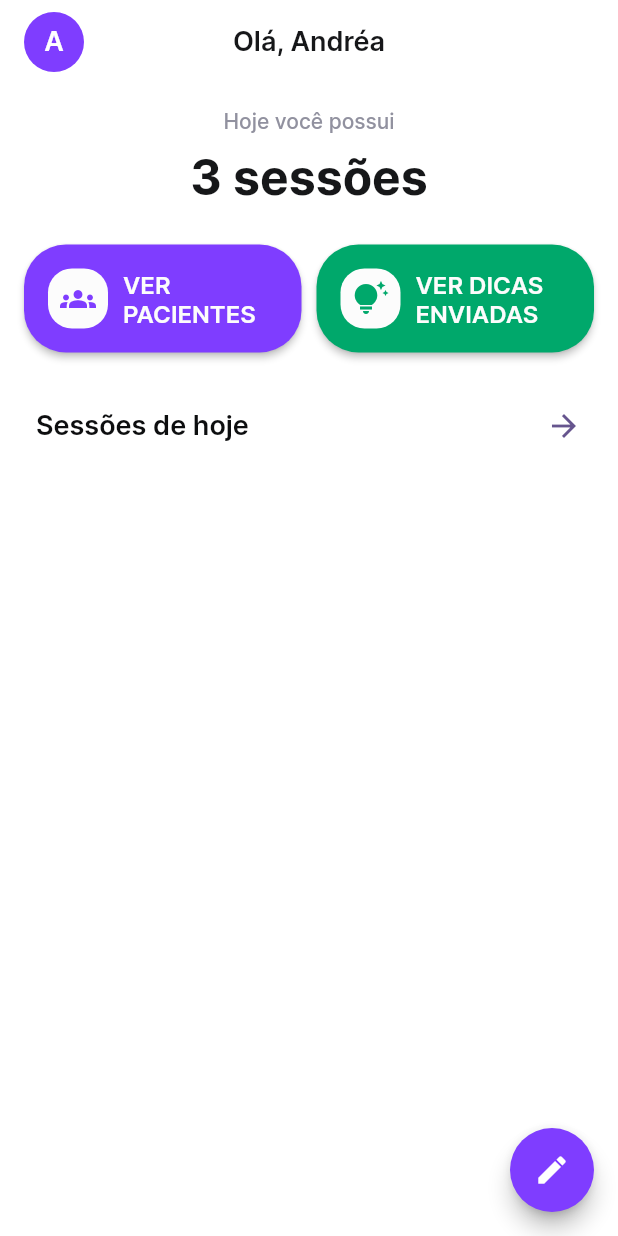
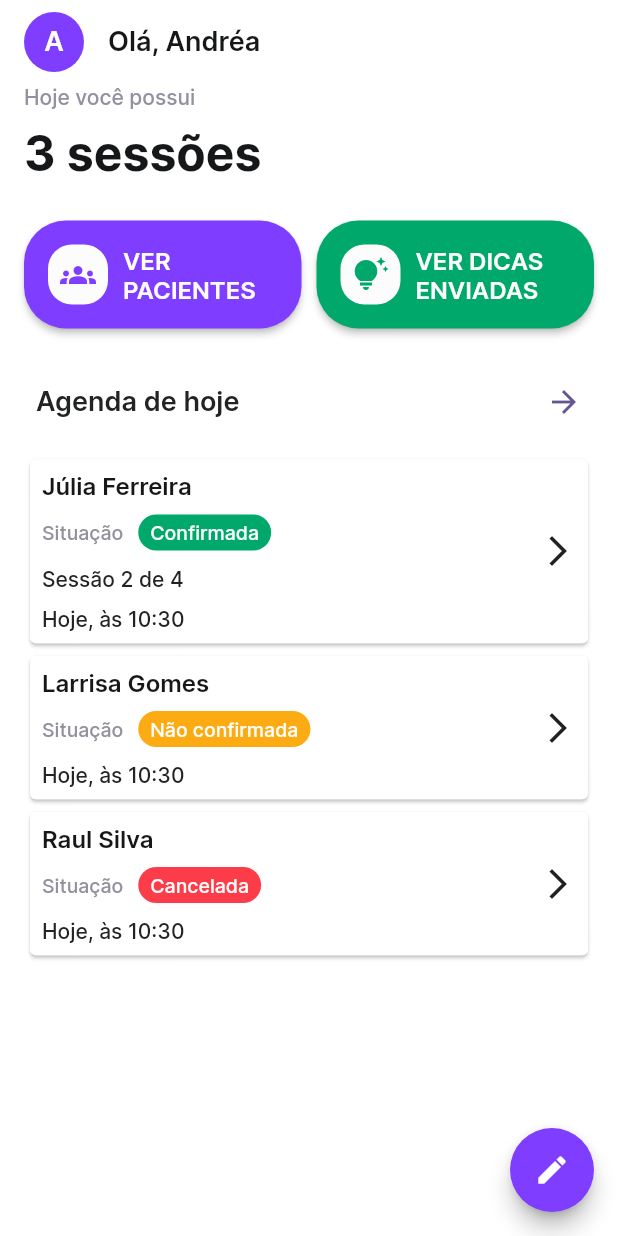
Before and after one commit to joaopegoraro/ahpsico, a Flutter app: the screen it shows after launch, on a phone screen of 412 x 824 dp. Run offline on Flutter 3.47's test engine with Material 2 defaults, Android fonts, the phone set to English and light mode, and no system bars; our stand-ins replace dio, firebase_auth, firebase_core, firebase_crashlytics, flutter_dotenv, flutter_riverpod and 6 more; missing offline and left inert: mvvm_riverpod; accounts and stored records are empty.

Commit message:
Finalizei interface da tela de home do psicólogo

```diff
--- a/lib/models/patient.dart
+++ b/lib/models/patient.dart
@@ -1,7 +1,7 @@
 import 'dart:convert';
 
 class Patient {
-  Patient({
+  const Patient({
     required this.uuid,
     required this.name,
     required this.phoneNumber,
--- a/lib/models/session/session.dart
+++ b/lib/models/session/session.dart
@@ -1,4 +1,5 @@
 import 'dart:convert';
+import 'dart:io';
 
 import 'package:ahpsico/constants/app_constants.dart';
 import 'package:ahpsico/models/doctor.dart';
@@ -9,7 +10,7 @@ import 'package:ahpsico/utils/time_utils.dart';
 import 'package:intl/intl.dart';
 
 class Session {
-  Session({
+  const Session({
     required this.id,
     required this.doctor,
     required this.patient,
@@ -28,6 +29,25 @@ class Session {
   final SessionStatus status;
   final SessionType type;
   final DateTime date;
+
+  String get readableDate {
+    final now = DateTime.now();
+    final yesterday = now.subtract(const Duration(days: 1));
+    final tomorrow = now.add(const Duration(days: 1));
+    final dayDifference = date.difference(now).inDays;
+    if (TimeUtils.areDatesSameDay(date, yesterday)) return "Ontem";
+    if (TimeUtils.areDatesSameDay(date, now)) return "Hoje";
+    if (TimeUtils.areDatesSameDay(date, tomorrow)) return "Amanhã";
+    if (dayDifference > 1 && dayDifference <= 6) {
+      // "Segunda-feira"
+      return DateFormat('EEEE').format(date).split('-').first;
+    }
+    return DateFormat.MMMd(Platform.localeName).format(date); // "25 de maio"
+  }
+
+  String get dateTime {
+    return DateFormat.Hm().format(date);
+  }
 
   Session copyWith({
     int? id,
--- /dev/null
+++ b/lib/ui/components/session_card.dart
@@ -0,0 +1,100 @@
+import 'package:ahpsico/models/session/session.dart';
+import 'package:ahpsico/models/session/session_status.dart';
+import 'package:ahpsico/models/session/session_type.dart';
+import 'package:ahpsico/ui/app/theme/colors.dart';
+import 'package:ahpsico/ui/app/theme/spacing.dart';
+import 'package:ahpsico/ui/app/theme/text.dart';
+import 'package:flutter/material.dart';
+
+@immutable
+class SessionCard extends StatelessWidget {
+  const SessionCard({
+    super.key,
+    required this.session,
+  });
+
+  final Session session;
+
+  String get sessionStatus => switch (session.status) {
+        SessionStatus.canceled => "Cancelada",
+        SessionStatus.concluded => "Concluída",
+        SessionStatus.confirmed => "Confirmada",
+        SessionStatus.notConfirmed => "Não confirmada",
+      };
+
+  Color get statusColor => switch (session.status) {
+        SessionStatus.canceled => AhpsicoColors.red,
+        SessionStatus.concluded => AhpsicoColors.violet,
+        SessionStatus.confirmed => AhpsicoColors.green,
+        SessionStatus.notConfirmed => AhpsicoColors.yellow
+      };
+
+  @override
+  Widget build(BuildContext context) {
+    return Card(
+      shape: const RoundedRectangleBorder(
+        borderRadius: BorderRadius.all(Radius.circular(4)),
+      ),
+      child: InkWell(
+        onTap: () {/* TODO */},
+        borderRadius: const BorderRadius.all(Radius.circular(4)),
+        child: Padding(
+          padding: const EdgeInsets.all(8.0),
+          child: Row(
+            children: [
+              Expanded(
+                child: Column(
+                  crossAxisAlignment: CrossAxisAlignment.start,
+                  children: [
+                    Text(
+                      session.patient.name,
+                      style: AhpsicoText.regular1Style.copyWith(
+                        color: AhpsicoColors.dark75,
+                        fontWeight: FontWeight.w600,
+                      ),
+                    ),
+                    AhpsicoSpacing.verticalSpaceSmall,
+                    Row(
+                      crossAxisAlignment: CrossAxisAlignment.center,
+                      children: [
+                        Text(
+                          "Situação",
+                          style: AhpsicoText.smallStyle.copyWith(color: AhpsicoColors.light20),
+                        ),
+                        AhpsicoSpacing.horizontalSpaceSmall,
+                        Container(
+                          padding: const EdgeInsets.symmetric(horizontal: 8, vertical: 4),
+                          decoration: BoxDecoration(
+                            borderRadius: const BorderRadius.all(Radius.circular(30)),
+                            color: statusColor,
+                          ),
+                          child: Text(
+                            sessionStatus,
+                            style: AhpsicoText.smallStyle.copyWith(color: AhpsicoColors.light80),
+                          ),
+                        ),
+                      ],
+                    ),
+                    if (session.type == SessionType.monthly) ...[
+                      AhpsicoSpacing.verticalSpaceSmall,
+                      Text(
+                        "Sessão ${session.groupIndex} de 4",
+                        style: AhpsicoText.regular3Style.copyWith(color: AhpsicoColors.dark50),
+                      ),
+                    ],
+                    AhpsicoSpacing.verticalSpaceSmall,
+                    Text(
+                      "${session.readableDate}, às ${session.dateTime}",
+                      style: AhpsicoText.regular3Style.copyWith(color: AhpsicoColors.dark50),
+                    ),
+                  ],
+                ),
+              ),
+              const Icon(Icons.arrow_forward_ios),
+            ],
+          ),
+        ),
+      ),
+    );
+  }
+}
--- a/lib/ui/components/topbar.dart
+++ b/lib/ui/components/topbar.dart
@@ -15,10 +15,9 @@ class AhpsicoTopbar extends StatelessWidget implements PreferredSizeWidget {
 
   @override
   Widget build(BuildContext context) {
-    return AppBar(
+    return SliverAppBar(
       backgroundColor: AhpsicoColors.light,
       elevation: 0,
-      centerTitle: true,
       leading: Padding(
         padding: const EdgeInsets.only(left: 16),
         child: IconButton(
--- a/lib/ui/doctor/doctor_home.dart
+++ b/lib/ui/doctor/doctor_home.dart
@@ -1,6 +1,12 @@
+import 'package:ahpsico/models/doctor.dart';
+import 'package:ahpsico/models/patient.dart';
+import 'package:ahpsico/models/session/session.dart';
+import 'package:ahpsico/models/session/session_status.dart';
+import 'package:ahpsico/models/session/session_type.dart';
 import 'package:ahpsico/ui/app/theme/colors.dart';
 import 'package:ahpsico/ui/app/theme/spacing.dart';
 import 'package:ahpsico/ui/app/theme/text.dart';
+import 'package:ahpsico/ui/components/session_card.dart';
 import 'package:ahpsico/ui/components/topbar.dart';
 import 'package:ahpsico/ui/doctor/doctor_home_model.dart';
 import 'package:ahpsico/ui/doctor/widgets/doctor_fab.dart';
@@ -23,7 +29,6 @@ class DoctorHome extends StatelessWidget {
   @override
   Widget build(BuildContext context) {
     return Scaffold(
-      appBar: const AhpsicoTopbar(title: "Olá, Andréa"),
       backgroundColor: AhpsicoColors.light,
       floatingActionButton: DoctorFab(
         distance: 112,
@@ -46,11 +51,13 @@ class DoctorHome extends StatelessWidget {
         provider: doctorHomeModelProvider,
         onEventEmitted: _listenToEvents,
         builder: (context, model) {
-          return Padding(
-            padding: const EdgeInsets.all(16),
-            child: SingleChildScrollView(
-              child: Column(
+          return NestedScrollView(
+            headerSliverBuilder: (BuildContext context, bool innerBoxIsScrolled) {
+              return [const AhpsicoTopbar(title: "Olá, Andréa")];
+            },
+            body: ListView(
               children: [
+                if (testSessions.isNotEmpty) ...[
                   Text(
                     "Hoje você possui",
                     style: AhpsicoText.regular3Style.copyWith(
@@ -59,12 +66,13 @@ class DoctorHome extends StatelessWidget {
                   ),
                   AhpsicoSpacing.verticalSpaceSmall,
                   Text(
-                    "3 sessões",
+                    "${testSessions.length} sessões",
                     style: AhpsicoText.title1Style.copyWith(
                       color: AhpsicoColors.dark75,
                     ),
                   ),
                   AhpsicoSpacing.verticalSpaceMedium,
+                ],
                 Row(
                   children: [
                     HomeButton(
@@ -95,9 +103,9 @@ class DoctorHome extends StatelessWidget {
                   child: Row(
                     children: [
                       Text(
-                          "Sessões de hoje",
+                        "Agenda de hoje",
                         style: AhpsicoText.title3Style.copyWith(
-                            color: AhpsicoColors.dark,
+                          color: AhpsicoColors.dark25,
                         ),
                       ),
                       const Spacer(),
@@ -105,8 +113,26 @@ class DoctorHome extends StatelessWidget {
                     ],
                   ),
                 ),
-                ],
+                AhpsicoSpacing.verticalSpaceSmall,
+                if (testSessions.isEmpty)
+                  Center(
+                    child: Text(
+                      "Você não possui nenhuma sessão hoje",
+                      style: AhpsicoText.regular2Style.copyWith(
+                        color: AhpsicoColors.dark25,
                       ),
+                    ),
+                  ),
+                ...testSessions.map((session) {
+                  return SessionCard(session: session);
+                }),
+                AhpsicoSpacing.verticalSpaceMedium,
+              ].map((item) {
+                return Padding(
+                  padding: const EdgeInsets.symmetric(horizontal: 16),
+                  child: item,
+                );
+              }).toList(),
             ),
           );
         },
@@ -114,3 +140,73 @@ class DoctorHome extends StatelessWidget {
     );
   }
 }
+
+final List<Session> testSessions = sessions;
+final sessions = <Session>[
+  Session(
+    id: 0,
+    doctor: const Doctor(
+      uuid: "",
+      name: "Andréa Hahmeyer Pegoraro",
+      phoneNumber: "",
+      description: "",
+      crp: "",
+      pixKey: "",
+      paymentDetails: "",
+    ),
+    patient: const Patient(
+      uuid: "",
+      name: "Júlia Ferreira",
+      phoneNumber: "(49) 98876-5587",
+    ),
+    groupId: 0,
+    groupIndex: 2,
+    status: SessionStatus.confirmed,
+    type: SessionType.monthly,
+    date: DateTime.now(),
+  ),
+  Session(
+    id: 1,
+    doctor: const Doctor(
+      uuid: "",
+      name: "Andréa Hahmeyer Pegoraro",
+      phoneNumber: "",
+      description: "",
+      crp: "",
+      pixKey: "",
+      paymentDetails: "",
+    ),
+    patient: const Patient(
+      uuid: "",
+      name: "Larrisa Gomes",
+      phoneNumber: "(47) 99521-2197",
+    ),
+    groupId: 0,
+    groupIndex: 0,
+    status: SessionStatus.notConfirmed,
+    type: SessionType.individual,
+    date: DateTime.now(),
+  ),
+  Session(
+    id: 2,
+    doctor: const Doctor(
+      uuid: "",
+      name: "Andréa Hahmeyer Pegoraro",
+      phoneNumber: "",
+      description: "",
+      crp: "",
+      pixKey: "",
+      paymentDetails: "",
+    ),
+    patient: const Patient(
+      uuid: "",
+      name: "Raul Silva",
+      phoneNumber: "(49) 99183-8071",
+    ),
+    groupId: 0,
+    groupIndex: 0,
+    status: SessionStatus.canceled,
+    type: SessionType.individual,
+    date: DateTime.now(),
+  ),
+];
--- a/lib/utils/time_utils.dart
+++ b/lib/utils/time_utils.dart
@@ -13,4 +13,11 @@ final class TimeUtils {
 
     return "$formattedDate$sign$hours:$minutes";
   }
+
+  static bool areDatesSameDay(DateTime first, DateTime second) {
+    final sameYear = first.year == second.year;
+    final sameMonth = first.month == second.month;
+    final sameDay = first.day == second.day;
+    return sameYear && sameMonth && sameDay;
+  }
 }
```
Lines whose indentation alone changed are shown as unchanged.
